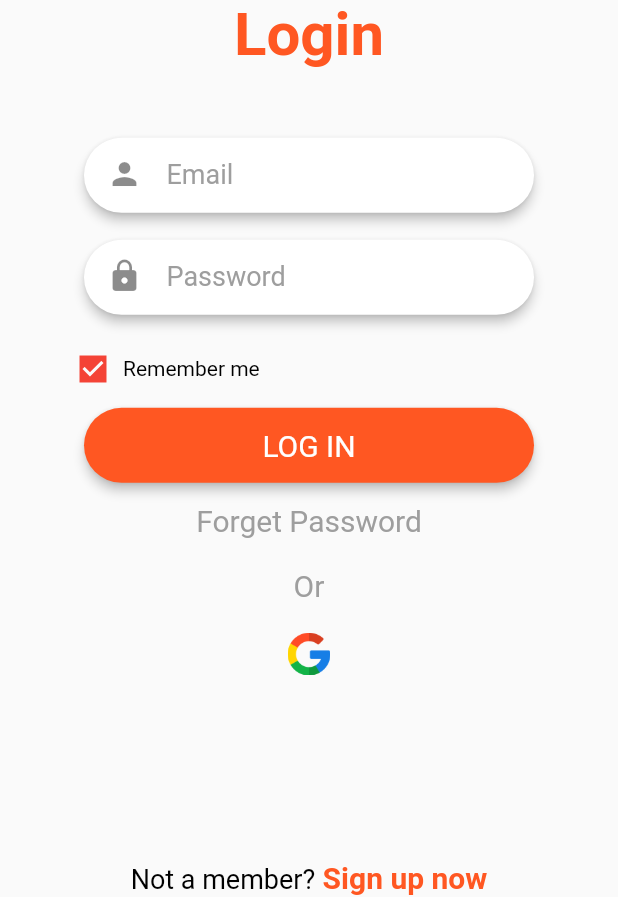
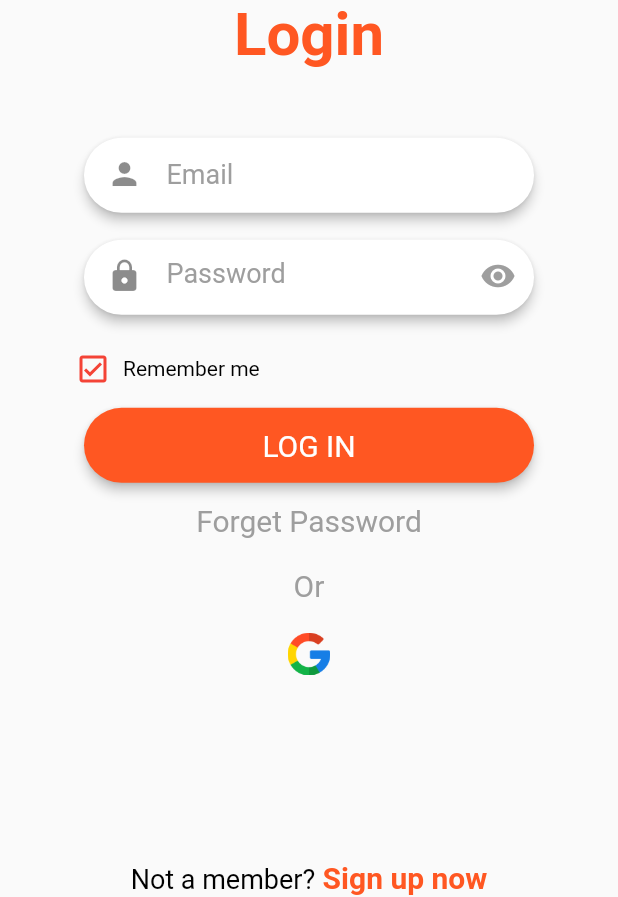
Before and after one commit to NikhilBarvadiya/AbhiCreation, a Flutter app: the screen it shows after launch, on a phone screen of 412 x 824 dp, the part 339-1236 px from its top. Run offline on Flutter 3.47's test engine with Material 2 defaults, Android fonts, the phone set to English and light mode, and no system bars; our stand-ins replace firebase_auth, firebase_core, firebase_database, flutter_hooks, google_sign_in, pdf and 1 more; missing offline and left inert: qr_code_scanner, universal_html; accounts and stored records are empty.

Commit message:
login done scenner done forget password done

```diff
--- a/lib/Auth/sign_in.dart
+++ b/lib/Auth/sign_in.dart
@@ -17,7 +17,7 @@
 // LIABILITY, WHETHER IN AN ACTION OF CONTRACT, TORT OR OTHERWISE, ARISING FROM,
 // OUT OF OR IN CONNECTION WITH THE SOFTWARE OR THE USE OR OTHER DEALINGS IN THE
 // SOFTWARE.
-
+import 'package:abhicreativefashion/Data/SharedPefences.dart';
 import 'package:firebase_auth/firebase_auth.dart';
 import 'package:firebase_core/firebase_core.dart';
 import 'package:google_sign_in/google_sign_in.dart';
@@ -53,6 +53,7 @@ Future<String?> signInWithGoogle() async {
     if (name!.contains(" ")) {
       name = name!.substring(0, name!.indexOf(" "));
     }
+
     assert(!user.isAnonymous);
     assert(await user.getIdToken() != null);
     final User? currentUser = firebaseAuth.currentUser;
--- a/lib/Common/Widget/Custom.dart
+++ b/lib/Common/Widget/Custom.dart
@@ -8,6 +8,8 @@ import 'package:flutter/material.dart';
   dynamic controller,
   dynamic focusNode,
   dynamic validator,
+  dynamic onSaved,
+  dynamic suffixIcon,
   dynamic hide,
   dynamic keyboardType,
   required double height,
@@ -18,7 +20,7 @@ import 'package:flutter/material.dart';
     shape: RoundedRectangleBorder(
       borderRadius: BorderRadius.circular(30.0),
     ),
-      child: Container(
+    child: SizedBox(
       height: height,
       width: width,
       child: Theme(
@@ -34,6 +36,7 @@ import 'package:flutter/material.dart';
           textAlign: TextAlign.start,
           obscureText: hide ?? false,
           keyboardType: keyboardType ?? TextInputType.number,
+          onSaved: onSaved,
           decoration: InputDecoration(
             icon: Padding(
               padding: const EdgeInsets.only(left: 15.0),
@@ -45,6 +48,7 @@ import 'package:flutter/material.dart';
               fontSize: 18,
               color: color,
             ),
+            suffixIcon: suffixIcon,
           ),
         ),
       ),
--- a/lib/Ui/Login/LoginScreen.dart
+++ b/lib/Ui/Login/LoginScreen.dart
@@ -2,6 +2,7 @@ import 'package:abhicreativefashion/Auth/AuthService.dart';
 import 'package:abhicreativefashion/Auth/sign_in.dart';
 import 'package:abhicreativefashion/Common/Image/Images.dart';
 import 'package:abhicreativefashion/Common/Utils/Utils.dart';
+import 'package:abhicreativefashion/Common/Widget/validator.dart';
 import 'package:abhicreativefashion/Data/SharedPefences.dart';
 import 'package:firebase_auth/firebase_auth.dart';
 import 'package:flutter/gestures.dart';
@@ -19,7 +20,7 @@ class _LoginScreenState extends State<LoginScreen> {
   FirebaseAuth firebaseAuth = FirebaseAuth.instance;
   final TextEditingController _emailTextController = TextEditingController();
   final TextEditingController _passwordTextController = TextEditingController();
-  final bool _isObscure = true;
+  bool _isObscure = true;
   bool _isProcessing = false;
   final _formKey = GlobalKey<FormState>();
   final _focusEmail = FocusNode();
@@ -29,11 +30,13 @@ class _LoginScreenState extends State<LoginScreen> {
   @override
   void initState() {
     super.initState();
-    MySharedPreferences.instance
-        .getBooleanValue("loggedin")
-        .then((value) => setState(() {
+    MySharedPreferences.instance.getBooleanValue("loggedin").then(
+          (value) => setState(
+            () {
               isLoggedIn = value;
-    }));
+            },
+          ),
+        );
     if (isLoggedIn == false) {
       Navigator.pushNamed(
         context,
@@ -77,9 +80,9 @@ class _LoginScreenState extends State<LoginScreen> {
                   keyboardType: TextInputType.emailAddress,
                   controller: _emailTextController,
                   focusNode: _focusEmail,
-                  // validator: (value) => Validator.validateEmail(
-                  //   email: value,
-                  // ),
+                  validator: (value) => Validator.validateEmail(
+                    email: value,
+                  ),
                 ),
                 const SizedBox(height: 10.0),
                 CustomTextField(
@@ -91,21 +94,41 @@ class _LoginScreenState extends State<LoginScreen> {
                   controller: _passwordTextController,
                   focusNode: _focusPassword,
                   hide: _isObscure,
-                  // validator: (value) => Validator.validateEmail(
-                  //   password: value,
-                  // ),
+                  suffixIcon: GestureDetector(
+                    child: Icon(
+                      _isObscure ? Icons.visibility : Icons.visibility_off,
+                      color: _isObscure ? Colors.grey : Colors.red,
+                    ),
+                    onTap: () {
+                      setState(() {
+                        _isObscure = !_isObscure;
+                      });
+                    },
+                  ),
+                  validator: (value) => Validator.validatePassword(
+                    password: value,
+                  ),
                 ),
                 const SizedBox(height: 10.0),
                 Padding(
                   padding: const EdgeInsets.symmetric(vertical: 10.0),
                   child: Row(
-                    children: const [
-                      Icon(
-                        Icons.check_box_sharp,
+                    children: [
+                      GestureDetector(
+                        onTap: () {
+                          setState(() {
+                            _isObscure = !_isObscure;
+                          });
+                        },
+                        child: Icon(
+                          _isObscure
+                              ? Icons.check_box_outlined
+                              : Icons.check_box_sharp,
                           color: Colors.red,
                         ),
-                      SizedBox(width: 8.0),
-                      Text(
+                      ),
+                      const SizedBox(width: 8.0),
+                      const Text(
                         "Remember me",
                         style: TextStyle(color: Colors.black),
                       )
@@ -123,8 +146,8 @@ class _LoginScreenState extends State<LoginScreen> {
                         function: () async {
                           _focusEmail.unfocus();
                           _focusPassword.unfocus();
-                          MySharedPreferences.instance
-                              .setStringValue("email", _emailTextController.text);
+                          MySharedPreferences.instance.setStringValue(
+                              "email", _emailTextController.text);
                           if (_formKey.currentState!.validate()) {
                             setState(() {
                               _isProcessing = true;
@@ -148,7 +171,14 @@ class _LoginScreenState extends State<LoginScreen> {
                           _User();
                         },
                       ),
-                const Padding(
+                GestureDetector(
+                  onTap: () {
+                    Navigator.pushNamed(
+                      context,
+                      '/ForgotPasswordScreenRoute',
+                    );
+                  },
+                  child: const Padding(
                     padding: EdgeInsets.only(bottom: 10.0, top: 10.0),
                     child: Text(
                       'Forget Password',
@@ -156,6 +186,7 @@ class _LoginScreenState extends State<LoginScreen> {
                           color: Colors.grey,
                           fontSize: 20,
                           fontWeight: FontWeight.normal),
+                    ),
                   ),
                 ),
                 const Padding(
--- a/lib/Ui/Screen/ProfileScreen.dart
+++ b/lib/Ui/Screen/ProfileScreen.dart
@@ -127,7 +127,6 @@ class _Profile_ScreenState extends State<Profile_Screen> {
               GestureDetector(
                 onTap: () {
                   FirebaseAuth firebaseAuth = FirebaseAuth.instance;
-                  signOutGoogle();
                   MySharedPreferences.instance.removeAll();
                   firebaseAuth.signOut().then(
                         (value) => Navigator.pushNamed(
@@ -135,6 +134,7 @@ class _Profile_ScreenState extends State<Profile_Screen> {
                           '/LoginScreenRoute',
                         ),
                       );
+                  signOutGoogle();
                 },
                 child: Card(
                   elevation: 5,
--- a/lib/main.dart
+++ b/lib/main.dart
@@ -1,5 +1,6 @@
 import 'package:abhicreativefashion/Ui/Home/FirstScreen.dart';
 import 'package:abhicreativefashion/Ui/Home/SecondScreen.dart';
+import 'package:abhicreativefashion/Ui/Login/ForgetPasswordScreen.dart';
 import 'package:abhicreativefashion/Ui/Login/LoginScreen.dart';
 import 'package:abhicreativefashion/Ui/Login/RegisterScreen.dart';
 import 'package:abhicreativefashion/Ui/Splash/Splash_Screen.dart';
@@ -17,6 +18,7 @@ void main() async {
         '/': (context) => const Splash_Screen(),
         '/LoginScreenRoute': (context) => const LoginScreen(),
         '/RegisterScreenRoute': (context) => const RegisterScreen(),
+        '/ForgotPasswordScreenRoute': (context) => ForgotPasswordScreen(),
         '/FirstScreenRoute': (context) => const FirstScreen(),
         '/SecondScreenRoute': (context) => const SecondScreen(),
       },
```
Also changed, not shown: lib/Data/SharedPefences.dart (+9 -0 lines), lib/Ui/Login/ForgetPasswordScreen.dart (added, +66 -0 lines), lib/Ui/Login/RegisterScreen.dart (+29 -5 lines). Lines whose indentation alone changed are shown as unchanged.
